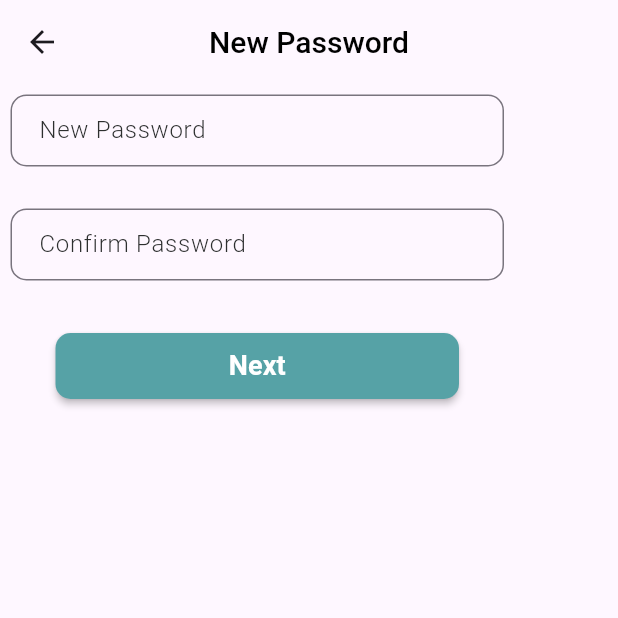
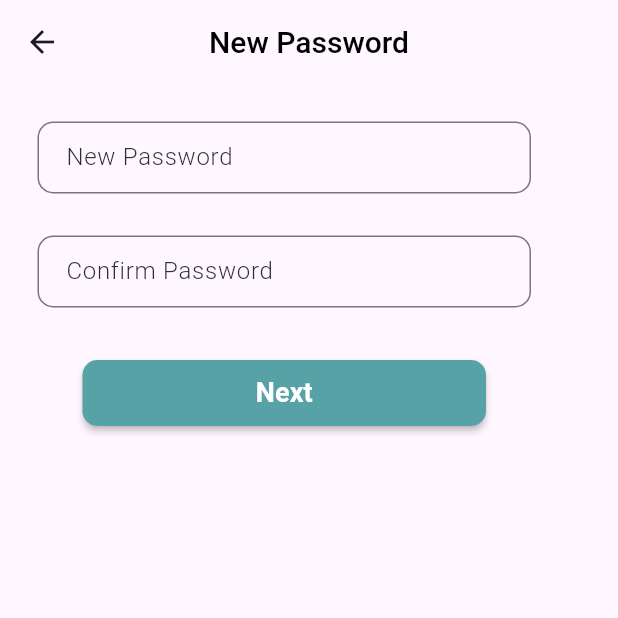
Before and after one commit to Rostomgh/MediDose-App, a Flutter app: the ConformationPasswordP screen opened by its route, after a tap on "Next", on a phone screen of 412 x 824 dp, the top half of it. Run offline on Flutter 3.47's test engine with Material 3 defaults, Android fonts, the phone set to English and light mode, and no system bars; our stand-ins replace animated_splash_screen, bloc, eva_icons_flutter, flutter_bloc, flutter_svg, google_maps_flutter and 2 more.

```diff
--- a/lib/core/Animation/BottomSheetAnimation.dart
+++ b/lib/core/Animation/BottomSheetAnimation.dart
@@ -69,7 +69,7 @@ class _MyDraggableSheetState extends State<MyDraggableSheet> {
             color: Colors.white,
             boxShadow: [
               BoxShadow(
-                color: Colors.yellow,
+                color: Colors.grey,
                 blurRadius: 10,
                 spreadRadius: 1,
                 offset: Offset(0, 1),
--- a/lib/core/Router/OngenerateRoute.dart
+++ b/lib/core/Router/OngenerateRoute.dart
@@ -11,6 +11,8 @@ import 'package:medi_dos_app/features/Screen/Home/HomeScreen.dart';
 import 'package:medi_dos_app/features/Screen/Home/PharmacyScreen.dart';
 import 'package:medi_dos_app/features/Screen/Home/RaportScreen.dart';
 import 'package:medi_dos_app/core/Animation/Logo.dart';
+import 'package:medi_dos_app/features/Screen/Home/ReservationScreen.dart';
+import 'package:medi_dos_app/features/Screen/Home/veterinary.dart';
 
 import '../../features/Screen/Home/Gmap.dart';
 
@@ -18,31 +20,35 @@ class AppRoute {
   Route? OnGenerateRoute(RouteSettings settings) {
     switch (settings.name) {
       case '/Logo':
-        return MaterialPageRoute(builder: (_) =>const LogoP());
+        return MaterialPageRoute(builder: (_) => const LogoP());
       case '/login':
-        return MaterialPageRoute(builder: (_) =>const LoginP());
+        return MaterialPageRoute(builder: (_) => const LoginP());
       case '/Create':
-        return MaterialPageRoute(builder: (_) =>const SignIn());
+        return MaterialPageRoute(builder: (_) => const SignIn());
       case 'ForgotPassword':
-        return MaterialPageRoute(builder: (_)=>const ForgotPasswordP());
+        return MaterialPageRoute(builder: (_) => const ForgotPasswordP());
       case 'ConformationPassword':
-        return MaterialPageRoute(builder: (_)=>const ConformationPasswordP());
+        return MaterialPageRoute(builder: (_) => const ConformationPasswordP());
       case 'newPassword':
-        return MaterialPageRoute(builder: (_)=>const NewPasswordP());
+        return MaterialPageRoute(builder: (_) => const NewPasswordP());
       case '/home':
-        return MaterialPageRoute(builder: (_)=>const HomeP());
+        return MaterialPageRoute(builder: (_) => const HomeP());
       case '/nav':
-        return MaterialPageRoute(builder: (_)=>const NavBar());
+        return MaterialPageRoute(builder: (_) => const NavBar());
       case '/raport':
-        return MaterialPageRoute(builder: (_)=>const RaportP());
+        return MaterialPageRoute(builder: (_) => const RaportP());
       case '/clinic':
-        return MaterialPageRoute(builder: (_)=>const ClinicsP());
+        return MaterialPageRoute(builder: (_) => const ClinicsP());
       case '/map':
-        return MaterialPageRoute(builder: (_)=>const GmapP());
+        return MaterialPageRoute(builder: (_) => const GmapP());
       case '/pharm':
-        return MaterialPageRoute(builder: (_)=>const PharmacyP());
+        return MaterialPageRoute(builder: (_) => const PharmacyP());
+      case 'veterinary':
+        return MaterialPageRoute(builder: (_) => const veterinaryP());
+      case '/reservation':
+        return MaterialPageRoute(builder: (_) => const ReservationP());
       default:
-        return MaterialPageRoute(builder: (_) =>const ErrorRoute());
+        return MaterialPageRoute(builder: (_) => const ErrorRoute());
     }
   }
 }
--- a/lib/features/Screen/Forget Password/Conformation.dart
+++ b/lib/features/Screen/Forget Password/Conformation.dart
@@ -26,7 +26,9 @@ class _ConformationPasswordPState extends State<ConformationPasswordP> {
       ),
       centerTitle: true,
     ),
-    body: Column(
+    body: Padding(
+      padding: const EdgeInsets.all(18.0),
+      child: Column(
           children: [
             CustomInput(
               valid: (value) {
@@ -51,6 +53,7 @@ class _ConformationPasswordPState extends State<ConformationPasswordP> {
             ),
           ],
         ),
+    ),
     );
   }
 }
--- a/lib/features/Screen/Forget Password/ForgetPassword.dart
+++ b/lib/features/Screen/Forget Password/ForgetPassword.dart
@@ -30,7 +30,9 @@ class _ForgotPasswordPState extends State<ForgotPasswordP> {
       ),
       centerTitle: true,
     ),// Corrected Appar usage
-      body: Column(
+      body: Padding(
+        padding: const EdgeInsets.all(18.0),
+        child: Column(
           children: [
             CustomInput(
               valid: (value) {
@@ -55,6 +57,7 @@ class _ForgotPasswordPState extends State<ForgotPasswordP> {
             ),
           ],
         ),
+      ),
     );
   }
 }
--- a/lib/features/Screen/Forget Password/Newpassword.dart
+++ b/lib/features/Screen/Forget Password/Newpassword.dart
@@ -27,7 +27,9 @@ class _NewPasswordPState extends State<NewPasswordP> {
         ),
         centerTitle: true,
       ),
-      body: Column(
+      body: Padding(
+        padding: const EdgeInsets.all(18.0),
+        child: Column(
           children: [
             CustomInput(
               hint: 'New Password',
@@ -58,6 +60,7 @@ class _NewPasswordPState extends State<NewPasswordP> {
             }, textB: 'Next',),
           ],
         ),
+      ),
     );
   }
 }
```
Also changed, not shown: lib/core/Widgets/CustomCButtomSheet.dart (+8 -3 lines), lib/core/Widgets/CustomReserve.dart (added, +84 -0 lines), lib/features/Screen/Home/ReservationScreen.dart (added, +31 -0 lines), assets/raport/imgc.png (added). Lines whose indentation alone changed are shown as unchanged.
